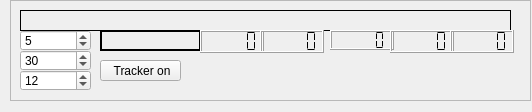
Qt form decoders/cw-decoder/cw-decoder.ui (JvanKatwijk/swradio-8) before a commit.
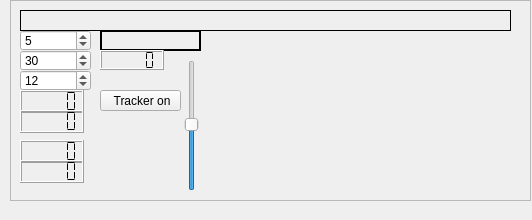
The same form after that commit. Custom widgets are drawn as their Qt base class.

```diff
--- a/decoders/cw-decoder/cw-decoder.ui
+++ b/decoders/cw-decoder/cw-decoder.ui
@@ -7,7 +7,7 @@
     <x>0</x>
     <y>0</y>
     <width>532</width>
-    <height>112</height>
+    <height>220</height>
    </rect>
   </property>
   <property name="windowTitle">
@@ -19,7 +19,7 @@
      <x>10</x>
      <y>0</y>
      <width>521</width>
-     <height>101</height>
+     <height>201</height>
     </rect>
    </property>
    <property name="frameShape">
@@ -117,8 +117,8 @@
    <widget class="QLCDNumber" name="actualWPM">
     <property name="geometry">
      <rect>
-      <x>320</x>
-      <y>30</y>
+      <x>90</x>
+      <y>50</y>
       <width>64</width>
       <height>20</height>
      </rect>
@@ -134,7 +134,7 @@
     <property name="geometry">
      <rect>
       <x>90</x>
-      <y>60</y>
+      <y>90</y>
       <width>81</width>
       <height>21</height>
      </rect>
@@ -146,8 +146,8 @@
    <widget class="QLCDNumber" name="noiseLeveldisplay">
     <property name="geometry">
      <rect>
-      <x>380</x>
-      <y>30</y>
+      <x>10</x>
+      <y>140</y>
       <width>64</width>
       <height>23</height>
      </rect>
@@ -162,8 +162,8 @@
    <widget class="QLCDNumber" name="agcPeakdisplay">
     <property name="geometry">
      <rect>
-      <x>440</x>
-      <y>30</y>
+      <x>10</x>
+      <y>160</y>
       <width>64</width>
       <height>23</height>
      </rect>
@@ -178,8 +178,8 @@
    <widget class="QLCDNumber" name="spaceLengthdisplay">
     <property name="geometry">
      <rect>
-      <x>190</x>
-      <y>30</y>
+      <x>10</x>
+      <y>90</y>
       <width>64</width>
       <height>23</height>
      </rect>
@@ -194,8 +194,8 @@
    <widget class="QLCDNumber" name="dotLengthdisplay">
     <property name="geometry">
      <rect>
-      <x>250</x>
-      <y>30</y>
+      <x>10</x>
+      <y>110</y>
       <width>64</width>
       <height>23</height>
      </rect>
@@ -207,8 +207,41 @@
      <enum>QLCDNumber::Flat</enum>
     </property>
    </widget>
+   <widget class="QwtPlot" name="cwScope">
+    <property name="geometry">
+     <rect>
+      <x>200</x>
+      <y>60</y>
+      <width>301</width>
+      <height>131</height>
+     </rect>
+    </property>
+   </widget>
+   <widget class="QSlider" name="amplitudeSlider">
+    <property name="geometry">
+     <rect>
+      <x>170</x>
+      <y>60</y>
+      <width>24</width>
+      <height>131</height>
+     </rect>
+    </property>
+    <property name="value">
+     <number>50</number>
+    </property>
+    <property name="orientation">
+     <enum>Qt::Vertical</enum>
+    </property>
+   </widget>
   </widget>
  </widget>
+ <customwidgets>
+  <customwidget>
+   <class>QwtPlot</class>
+   <extends>QFrame</extends>
+   <header>qwt_plot.h</header>
+  </customwidget>
+ </customwidgets>
  <resources/>
  <connections/>
 </ui>
```
